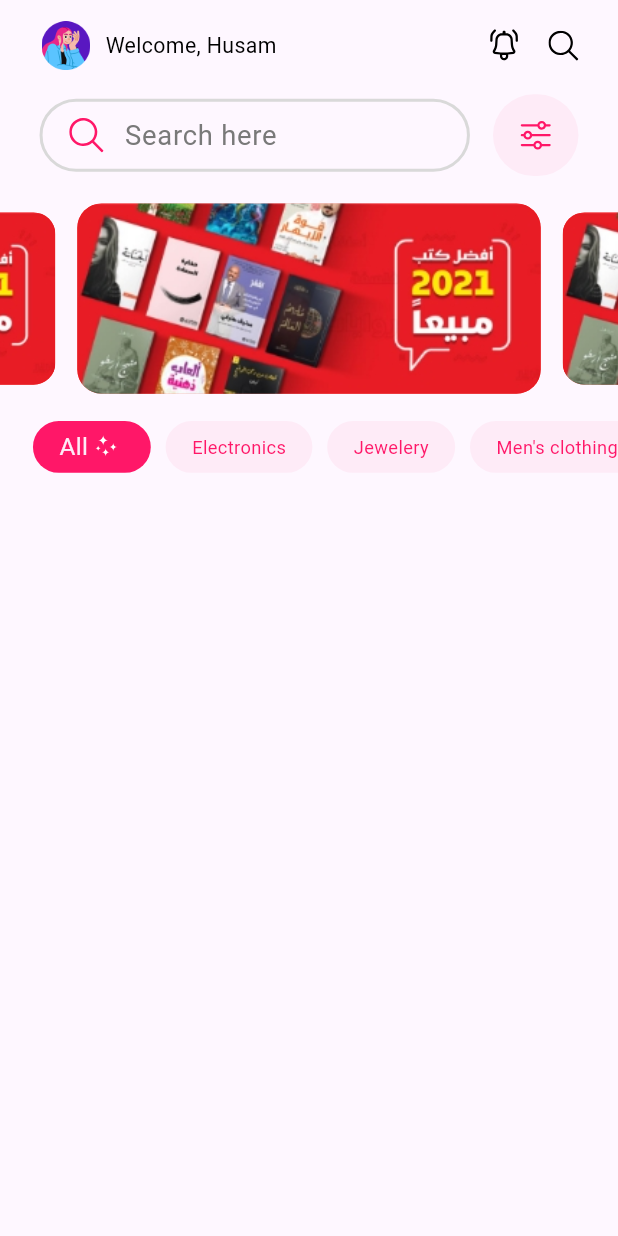
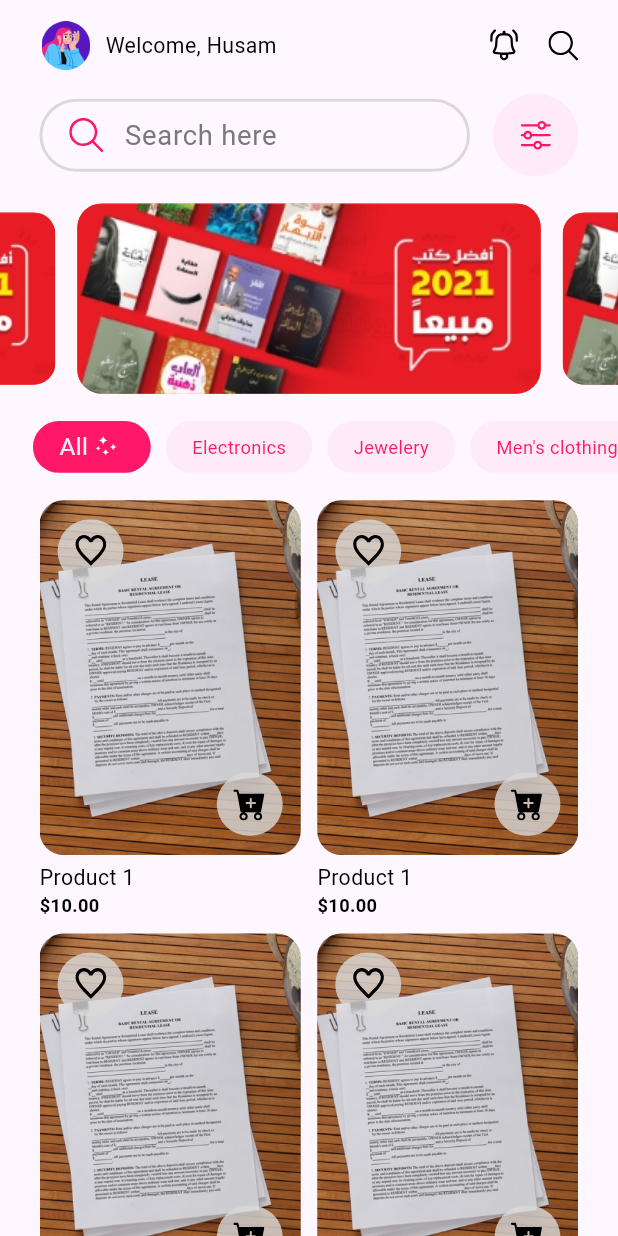
Before and after one commit to flutter-mentorship-t4/mentorship_project, a Flutter app: the screen it shows after launch, on a phone screen of 412 x 824 dp. Run offline on Flutter 3.47's test engine with Material 3 defaults, Android fonts, the phone set to English and light mode, and no system bars; drawn by our look-alikes of carousel_slider; our stand-ins replace connectivity_plus, dio, easy_localization, flutter_bloc, flutter_screenutil, flutter_secure_storage and 7 more; generated files the repository leaves out were written again; project files that could hold a hidden picture were left out.

Commit message:
feat(Home) 🚀 Finish products grid view - UI

```diff
--- a/lib/features/home/ui/home_screen.dart
+++ b/lib/features/home/ui/home_screen.dart
@@ -15,6 +15,7 @@ import '../../../core/helpers/strings/app_images.dart';
 part 'widgets/_banner_carousel_slider.dart';
 part 'widgets/_custom_app_bar.dart';
 part 'widgets/_filter_categories_button.dart';
+part 'widgets/_products_grid_view.dart';
 part 'widgets/_search_bar_and_sorting.dart';
 
 class HomeScreen extends StatelessWidget {
@@ -32,6 +33,7 @@ class HomeScreen extends StatelessWidget {
             const _SearchBarAndSorting(),
             const _BannerCarouselSlider(),
             const _FilterCategoriesButton(),
+            const _ProductsGridView(),
           ],
         ),
       ),
--- /dev/null
+++ b/lib/features/home/ui/widgets/_products_grid_view.dart
@@ -0,0 +1,79 @@
+part of '../home_screen.dart';
+
+class _ProductsGridView extends StatelessWidget {
+  const _ProductsGridView();
+
+  @override
+  Widget build(BuildContext context) {
+    return Expanded(
+      child: GridView.builder(
+        padding: EdgeInsets.symmetric(horizontal: 24.w),
+        gridDelegate: SliverGridDelegateWithFixedCrossAxisCount(
+          crossAxisCount: 2,
+          crossAxisSpacing: 10.w,
+          mainAxisSpacing: 10.h,
+          childAspectRatio: 2.5 / 4,
+        ),
+        itemCount: 5,
+        itemBuilder: (context, index) {
+          return const _ProductItem();
+        },
+      ),
+    );
+  }
+}
+
+class _ProductItem extends StatelessWidget {
+  const _ProductItem();
+
+  @override
+  Widget build(BuildContext context) {
+    return Column(
+      mainAxisSize: MainAxisSize.min,
+      crossAxisAlignment: CrossAxisAlignment.start,
+      children: [
+        ClipRRect(
+          borderRadius: BorderRadius.circular(16),
+          child: GridTile(
+            header: Row(
+              children: [
+                AppIconButton(
+                  onTap: () {},
+                  icon: SvgPicture.asset(
+                    AppIcons.heartOutlined,
+                    width: 20.w,
+                  ),
+                  backgroundColor: ColorsManager.greyD9.withOpacity(0.8),
+                  vPadding: 10,
+                  hPadding: 10,
+                ).paddingAll(10),
+              ],
+            ),
+            footer: Row(
+              mainAxisAlignment: MainAxisAlignment.end,
+              children: [
+                AppIconButton(
+                  onTap: () {},
+                  icon: SvgPicture.asset(
+                    AppIcons.cartPlus,
+                    width: 20.w,
+                  ),
+                  backgroundColor: ColorsManager.greyD9.withOpacity(0.8),
+                  vPadding: 10,
+                  hPadding: 10,
+                ).paddingAll(10),
+              ],
+            ),
+            child: Image.asset(
+              'assets/images/signature.png',
+              fit: BoxFit.cover,
+            ),
+          ),
+        ).expanded(),
+        verticalSpace(5),
+        Text('Product 1', style: TextStyles.font14BlackRegular),
+        Text('\$10.00', style: TextStyles.font12BlackBold),
+      ],
+    );
+  }
+}
```
Also changed, not shown: assets/images/signature.png (added).
